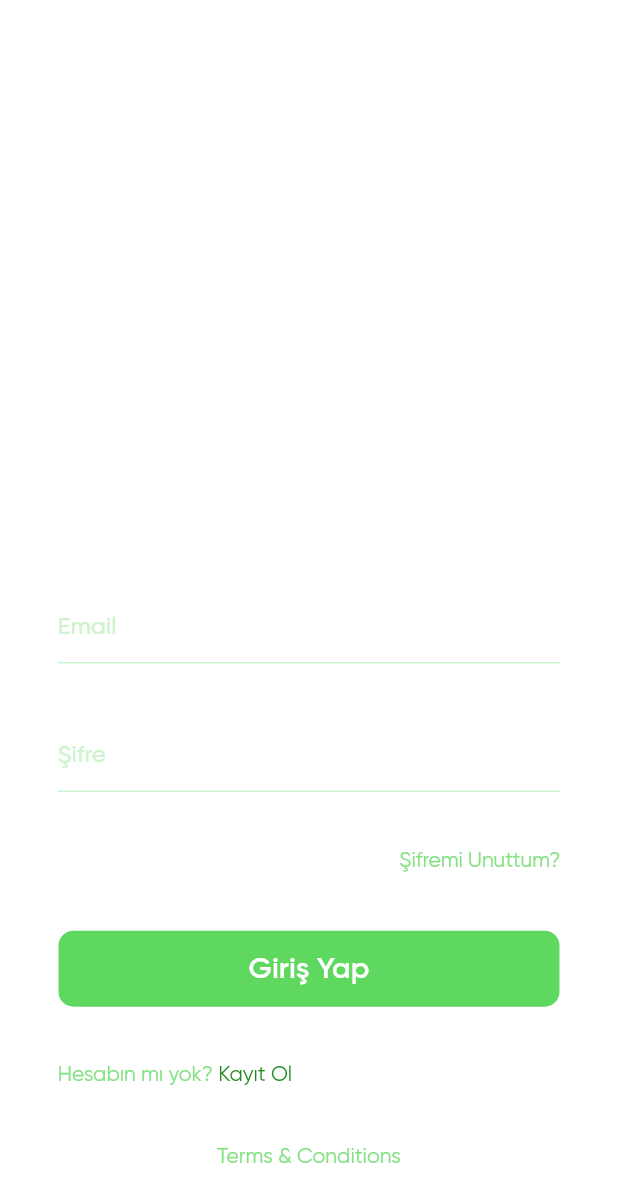
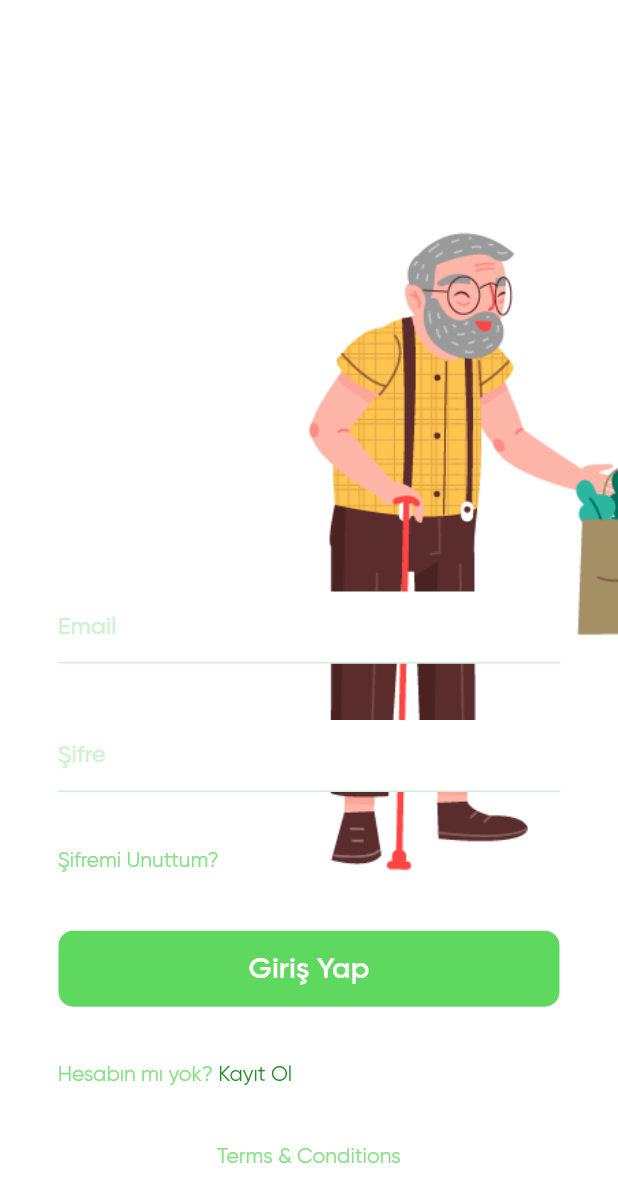
Before and after one commit to mehmetarsay/F4RTech-GDGSivas-hackathon, a Flutter app: the screen it shows after launch, on a phone screen of 412 x 824 dp. Shown: the top 1202 px of the screen. Run offline on Flutter 3.47's test engine with Material 2 defaults, Android fonts, the phone set to English and light mode, and no system bars; our stand-ins replace flutter_custom_clippers, simple_animations, supercharged.

Commit message:
landing page edited

```diff
--- a/lib/app/enums.dart
+++ b/lib/app/enums.dart
@@ -5,3 +5,4 @@ enum UserType { VOLUNTEER, SHARER }
 enum ProductType {FOOD, CLOTHES}
 
 enum RequestStatus {WAITING, COMPLETED, DENIED}
+enum AniProps { width, height, color }
--- a/lib/view/landing_page.dart
+++ b/lib/view/landing_page.dart
@@ -1,7 +1,10 @@
 import 'package:f4rtech_gdgsivas_hackathon/app/colors.dart';
 import 'package:f4rtech_gdgsivas_hackathon/app/constants.dart';
+import 'package:f4rtech_gdgsivas_hackathon/app/enums.dart';
 import 'package:f4rtech_gdgsivas_hackathon/view/login_page.dart';
 import 'package:flutter/material.dart';
+import 'package:flutter_custom_clippers/flutter_custom_clippers.dart';
+import 'package:simple_animations/simple_animations.dart';
 import 'package:supercharged/supercharged.dart';
 
 class LandingPage extends StatefulWidget {
@@ -11,6 +14,7 @@ class LandingPage extends StatefulWidget {
 
 class _LandingPageState extends State<LandingPage> {
   PageController _pageController = PageController();
+
   @override
   Widget build(BuildContext context) {
     return ScrollConfiguration(
@@ -21,25 +25,35 @@ class _LandingPageState extends State<LandingPage> {
         children: [
           LogInPage(true),
           Scaffold(
-            body: SafeArea(
-              child: Container(
-                height: Constants.getHeight(context),
-                width:Constants.getWidth(context) ,
-                child: Column(
-                  children: [
-                    landingText(
-                        title: 'HAYIRSEVER',
-                        content:
-                        'Lorem ipsum dolor sit amet, consectetur adipiscing elit. Quisque nisl eros, pulvinar facilisis justo mollis, auctor consequat urna.',
-                        backgroundColor: ColorTable.blue,
-                    scroolPage: 2),
-                    landingText(
-                        title: 'GÖNÜLLÜ',
-                        content:
-                        'Lorem ipsum dolor sit amet, consectetur adipiscing elit. Quisque nisl eros, pulvinar facilisis justo mollis, auctor consequat urna.',
-                        backgroundColor: ColorTable.green,scroolPage: 0)
-                  ],
-                ),
+            backgroundColor: Colors.white,
+            body: Container(
+              height: Constants.getHeight(context),
+              width:Constants.getWidth(context) ,
+              child: Stack(
+                children: [
+                  Positioned(
+                    left: -Constants.getWidthValue(context, 17),
+                    bottom: Constants.getHeightValue(context, 50),
+                    child: Container(
+                      child: Image.asset(
+                        'assets/b2.png',
+                        height: Constants.getHeight(context),
+                        width: Constants.getWidth(context)/2,
+                      ),
+                    ),
+                  ),
+                  Positioned(
+                    right: 0,
+                    bottom: Constants.getHeightValue(context, 60),
+                    child: Container(
+                      child: Image.asset(
+                        'assets/a1.png',
+                        height: Constants.getHeight(context),
+                        width: Constants.getWidth(context)/2,
+                      ),
+                    ),
+                  )
+                ],
               ),
             ),
           ),
@@ -62,8 +76,7 @@ class _LandingPageState extends State<LandingPage> {
         );
       },
       child: Container(
-          padding: EdgeInsets.all(16),
-          color: backgroundColor,
+          padding: EdgeInsets.all(Constants.getHeightValue(context, 20)),
           width: MediaQuery.of(context).size.width,
           child: Column(
             children: [
@@ -74,12 +87,12 @@ class _LandingPageState extends State<LandingPage> {
                       style: TextStyle(
                           fontSize: 38,
                           fontWeight: FontWeight.bold,
-                          color: Colors.white)),
+                          color: backgroundColor)),
                   IconButton(
                       icon: Icon(
                         Icons.arrow_forward,
                         size: 48,
-                        color: Colors.white,
+                        color: backgroundColor,
                       ),
                       onPressed: null),
                 ],
--- a/lib/view/login_page.dart
+++ b/lib/view/login_page.dart
@@ -4,6 +4,7 @@ import 'package:f4rtech_gdgsivas_hackathon/common_widget/accept_button.dart';
 import 'package:f4rtech_gdgsivas_hackathon/common_widget/my_text_field.dart';
 import 'package:f4rtech_gdgsivas_hackathon/view/signup_page.dart';
 import 'package:flutter/material.dart';
+import 'package:flutter_custom_clippers/flutter_custom_clippers.dart';
 
 class LogInPage extends StatefulWidget {
   bool userType;
@@ -26,8 +27,31 @@ class _LogInPageState extends State<LogInPage> {//false: gönüllü / true: hay
         child: Container(
           height: Constants.getHeight(context),
           width: Constants.getWidth(context),
+
           child: Stack(
             children: [
+              widget.userType == true ?Positioned(
+                right: 0,
+                bottom: Constants.getHeightValue(context, 47),
+                child: Container(
+                  child: Image.asset(
+                    'assets/b1.png',
+                    height: Constants.getHeight(context),
+                    width: Constants.getWidth(context)/2,
+                  ),
+                ),
+              ):
+              Positioned(
+                left: 0,
+                bottom: Constants.getHeightValue(context, 60),
+                child: Container(
+                  child: Image.asset(
+                    'assets/a2.png',
+                    height: Constants.getHeight(context),
+                    width: Constants.getWidth(context)/2,
+                  ),
+                ),
+              ),
               Positioned(
                 bottom: Constants.getHeightValue(context, 20),
                 left: Constants.getWidthValue(context, 35),
@@ -42,7 +66,7 @@ class _LogInPageState extends State<LogInPage> {//false: gönüllü / true: hay
                       MyTextField(label: 'Şifre', controller: widget.password,userType: widget.userType,),
                       Container(
                         width: Constants.getWidth(context),
-                        alignment: Alignment.centerRight,
+                        alignment: Alignment.centerLeft,
                         child: Text(
                           'Şifremi Unuttum?',
                           style: TextStyle(
--- a/pubspec.yaml
+++ b/pubspec.yaml
@@ -36,6 +36,7 @@ dependencies:
   firebase_core: ^0.5.0+1
   supercharged: ^1.12.0
   simple_animations: ^2.5.0
+  flutter_custom_clippers: ^1.1.2
 dev_dependencies:
   flutter_test:
     sdk: flutter
@@ -52,6 +53,8 @@ flutter:
   uses-material-design: true
 
   # To add assets to your application, add an assets section, like this:
+  assets:
+    - assets/
   # assets:
   #   - images/a_dot_burr.jpeg
   #   - images/a_dot_ham.jpeg
```
Also changed, not shown: assets/a1.png (added), assets/a2.png (added), assets/b1.png (added), assets/b2.png (added), pubspec.lock.
